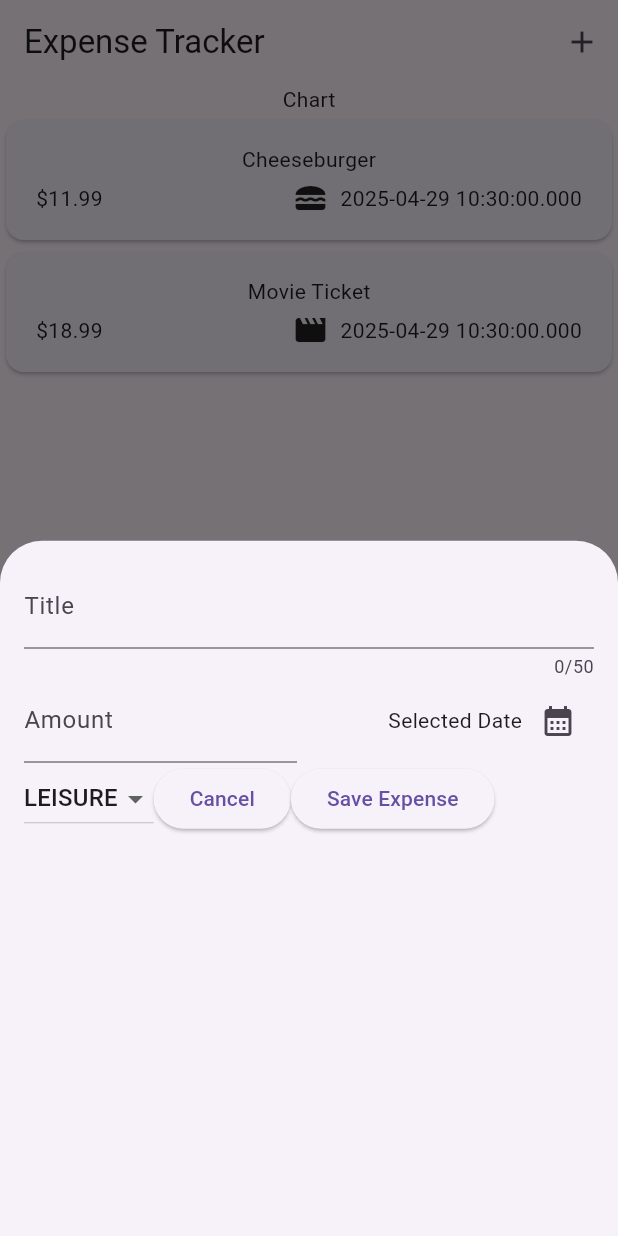
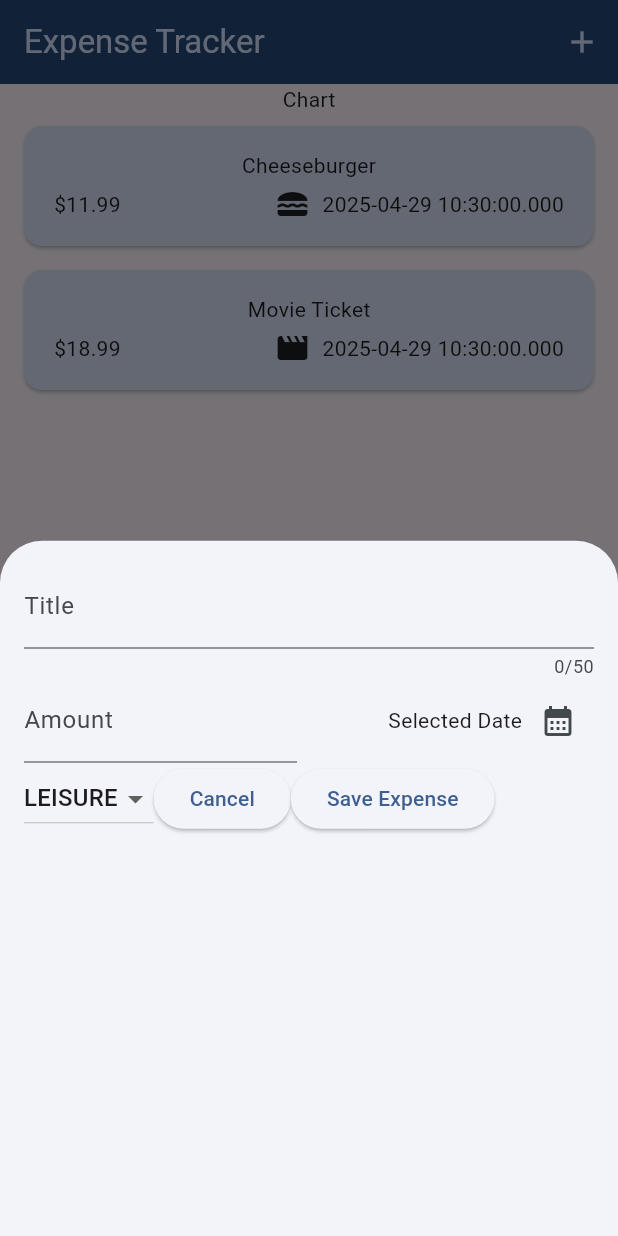
Before and after one commit to thehwayne/expense_tracker, a Flutter app: the screen it shows after launch, after a tap on the "add" icon, on a phone screen of 412 x 824 dp. Run offline on Flutter 3.47's test engine with Material 3 defaults, Android fonts, the phone set to English and light mode, and no system bars.

Commit message:
Visual changes implemented in main.dart

```diff
--- a/lib/main.dart
+++ b/lib/main.dart
@@ -1,11 +1,24 @@
+import 'package:expense_tracker/widgets/expenses.dart';
 import 'package:flutter/material.dart';
 
-import 'package:expense_tracker/widgets/expenses.dart';
+var kColorScheme = ColorScheme.fromSeed(
+  seedColor: const Color.fromARGB(255, 9, 99, 190),
+);
 
 void main() {
   runApp(
-    const MaterialApp(
-      home: Expenses()
+    MaterialApp(
+      theme: ThemeData().copyWith(
+        colorScheme: kColorScheme,
+        appBarTheme: const AppBarTheme().copyWith(
+            backgroundColor: kColorScheme.onPrimaryContainer,
+            foregroundColor: kColorScheme.primaryContainer),
+        cardTheme: CardTheme().copyWith(
+          color: kColorScheme.secondaryContainer,
+          margin: const EdgeInsets.symmetric(horizontal: 16, vertical: 8),
+        ),
+      ),
+      home: Expenses(),
     ),
   );
 }
```
